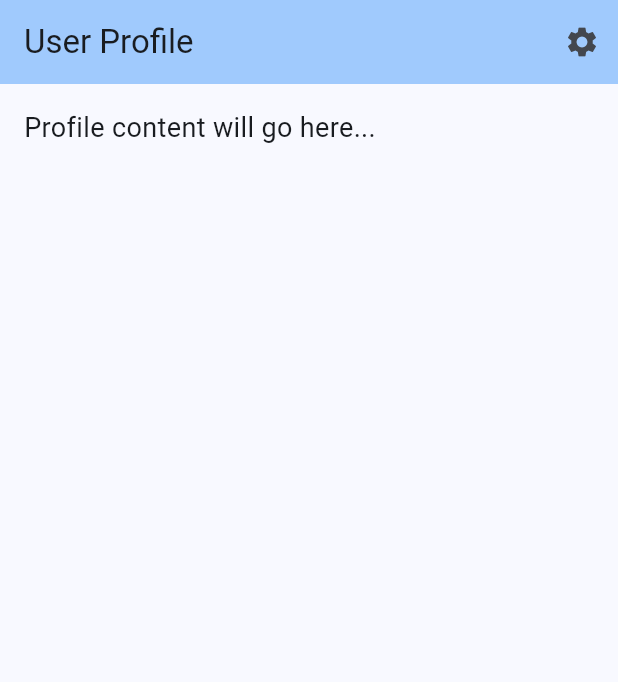
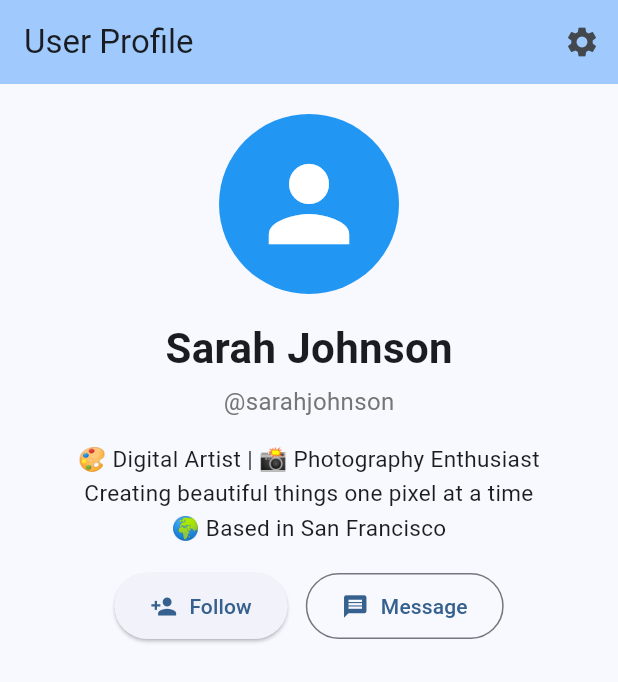
Before and after one commit to Samkwizera/singlescrollview_mobile-application, a Flutter app: the screen it shows after launch, on a phone screen of 412 x 824 dp. Shown: the top 682 px of the screen. Run offline on Flutter 3.47's test engine with Material 3 defaults, Android fonts, the light colour scheme and no system bars.

Commit message:
Adding  profile header with avatar, name, bio, and action buttons

```diff
--- a/lib/main.dart
+++ b/lib/main.dart
@@ -41,17 +41,95 @@
         child: Column(
           crossAxisAlignment: CrossAxisAlignment.start,
           children: [
-            // Content will be added in steps
-            Container(
-              padding: const EdgeInsets.all(16),
-              child: const Text(
-                'Profile content will go here...',
-                style: TextStyle(fontSize: 18),
-              ),
-            ),
+            // Profile Header Section
+            _buildProfileHeader(),
           ],
         ),
       ),
     );
   }
+
+  Widget _buildProfileHeader() {
+    return Container(
+      padding: const EdgeInsets.all(20),
+      child: Column(
+        children: [
+          // Profile Avatar
+          const CircleAvatar(
+            radius: 60,
+            backgroundColor: Colors.blue,
+            child: Icon(
+              Icons.person,
+              size: 80,
+              color: Colors.white,
+            ),
+          ),
+          const SizedBox(height: 16),
+
+          // Name
+          const Text(
+            'Sarah Johnson',
+            style: TextStyle(
+              fontSize: 28,
+              fontWeight: FontWeight.bold,
+            ),
+          ),
+          const SizedBox(height: 4),
+
+          // Username
+          Text(
+            '@sarahjohnson',
+            style: TextStyle(
+              fontSize: 16,
+              color: Colors.grey[600],
+            ),
+          ),
+          const SizedBox(height: 16),
+
+          // Bio
+          const Text(
+            '🎨 Digital Artist | 📸 Photography Enthusiast\n'
+            'Creating beautiful things one pixel at a time\n'
+            '🌍 Based in San Francisco',
+            textAlign: TextAlign.center,
+            style: TextStyle(
+              fontSize: 15,
+              height: 1.5,
+            ),
+          ),
+          const SizedBox(height: 16),
+
+          // Action Buttons
+          Row(
+            mainAxisAlignment: MainAxisAlignment.center,
+            children: [
+              ElevatedButton.icon(
+                onPressed: () {},
+                icon: const Icon(Icons.person_add),
+                label: const Text('Follow'),
+                style: ElevatedButton.styleFrom(
+                  padding: const EdgeInsets.symmetric(
+                    horizontal: 24,
+                    vertical: 12,
+                  ),
+                ),
+              ),
+              const SizedBox(width: 12),
+              OutlinedButton.icon(
+                onPressed: () {},
+                icon: const Icon(Icons.message),
+                label: const Text('Message'),
+                style: OutlinedButton.styleFrom(
+                  padding: const EdgeInsets.symmetric(
+                    horizontal: 24,
+                    vertical: 12,
+                  ),
+                ),
+              ),
+            ],
+          ),
+        ],
+      ),
+    );
+  }
 }
```
